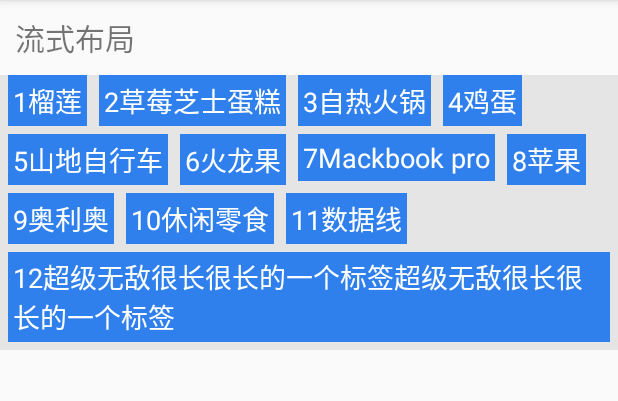
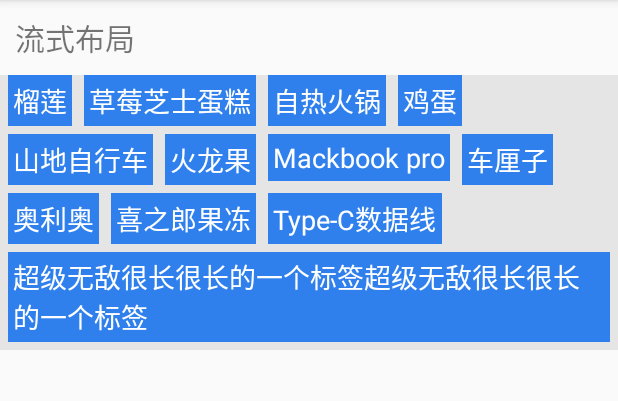
Before and after one commit to vampire184/FlowLayout, an Android app: the screen it shows after launch (MainActivity), on a phone screen of 412 x 824 dp, the part 84-485 px from its top. Run offline under Robolectric (Android 15) with nearby library versions, the phone set to English and light mode, and no system bars.

Commit message:
添加效果截图

```diff
--- a/app/src/main/res/layout/activity_main.xml
+++ b/app/src/main/res/layout/activity_main.xml
@@ -29,7 +29,7 @@
         <TextView
             android:layout_width="wrap_content"
             android:layout_height="wrap_content"
-            android:text="1榴莲"
+            android:text="榴莲"
             android:textSize="18sp"
             android:textColor="@android:color/white"
             android:padding="3dp"
@@ -37,7 +37,7 @@
         <TextView
             android:layout_width="wrap_content"
             android:layout_height="wrap_content"
-            android:text="2草莓芝士蛋糕"
+            android:text="草莓芝士蛋糕"
             android:textSize="18sp"
             android:textColor="@android:color/white"
             android:padding="3dp"
@@ -45,7 +45,7 @@
         <TextView
             android:layout_width="wrap_content"
             android:layout_height="wrap_content"
-            android:text="3自热火锅"
+            android:text="自热火锅"
             android:textSize="18sp"
             android:textColor="@android:color/white"
             android:padding="3dp"
@@ -53,7 +53,7 @@
         <TextView
             android:layout_width="wrap_content"
             android:layout_height="wrap_content"
-            android:text="4鸡蛋"
+            android:text="鸡蛋"
             android:textSize="18sp"
             android:textColor="@android:color/white"
             android:padding="3dp"
@@ -61,7 +61,7 @@
         <TextView
             android:layout_width="wrap_content"
             android:layout_height="wrap_content"
-            android:text="5山地自行车"
+            android:text="山地自行车"
             android:textSize="18sp"
             android:textColor="@android:color/white"
             android:padding="3dp"
@@ -69,7 +69,7 @@
         <TextView
             android:layout_width="wrap_content"
             android:layout_height="wrap_content"
-            android:text="6火龙果"
+            android:text="火龙果"
             android:textSize="18sp"
             android:textColor="@android:color/white"
             android:padding="3dp"
@@ -77,7 +77,7 @@
         <TextView
             android:layout_width="wrap_content"
             android:layout_height="wrap_content"
-            android:text="7Mackbook pro"
+            android:text="Mackbook pro"
             android:textSize="18sp"
             android:textColor="@android:color/white"
             android:padding="3dp"
@@ -85,7 +85,7 @@
         <TextView
             android:layout_width="wrap_content"
             android:layout_height="wrap_content"
-            android:text="8苹果"
+            android:text="车厘子"
             android:textSize="18sp"
             android:textColor="@android:color/white"
             android:padding="3dp"
@@ -93,7 +93,7 @@
         <TextView
             android:layout_width="wrap_content"
             android:layout_height="wrap_content"
-            android:text="9奥利奥"
+            android:text="奥利奥"
             android:textSize="18sp"
             android:textColor="@android:color/white"
             android:padding="3dp"
@@ -101,7 +101,7 @@
         <TextView
             android:layout_width="wrap_content"
             android:layout_height="wrap_content"
-            android:text="10休闲零食"
+            android:text="喜之郎果冻"
             android:textSize="18sp"
             android:textColor="@android:color/white"
             android:padding="3dp"
@@ -109,7 +109,7 @@
         <TextView
             android:layout_width="wrap_content"
             android:layout_height="wrap_content"
-            android:text="11数据线"
+            android:text="Type-C数据线"
             android:textSize="18sp"
             android:textColor="@android:color/white"
             android:padding="3dp"
@@ -117,7 +117,7 @@
         <TextView
             android:layout_width="wrap_content"
             android:layout_height="wrap_content"
-            android:text="12超级无敌很长很长的一个标签超级无敌很长很长的一个标签"
+            android:text="超级无敌很长很长的一个标签超级无敌很长很长的一个标签"
             android:textSize="18sp"
             android:textColor="@android:color/white"
             android:padding="3dp"
```
Also changed, not shown: 1 other file.
